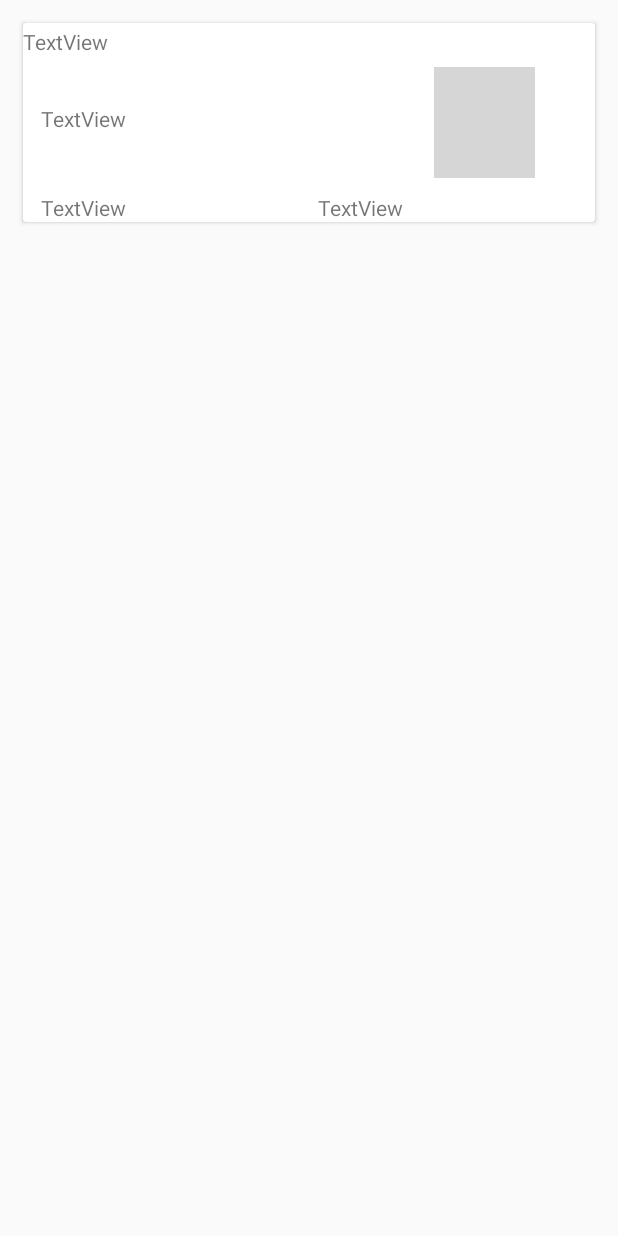
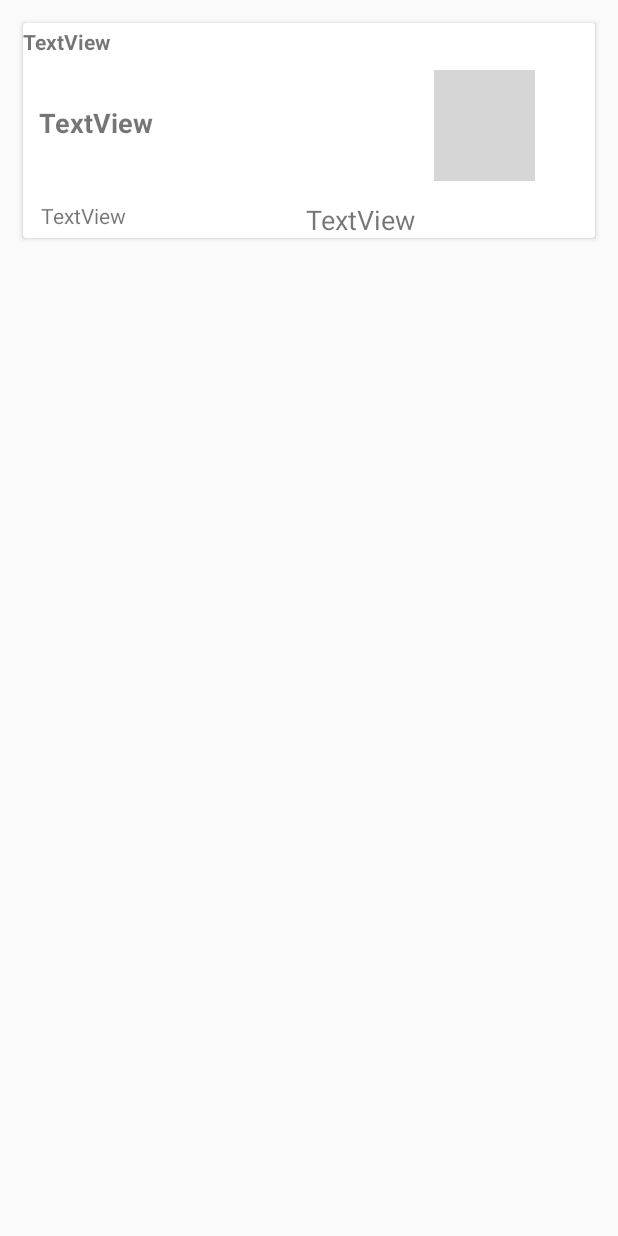
Before and after one commit to sam271091/MyWallet, an Android app: the layout transactions_item.xml on its own in the app's theme, with its tools: preview values and no code run, on a phone screen of 412 x 824 dp. Run offline under Robolectric (Android 15) with nearby library versions, the phone set to English and light mode, and no system bars; grey boxes are pictures that could not be loaded.

Commit message:
first commit

```diff
--- a/app/build.gradle
+++ b/app/build.gradle
@@ -29,6 +29,7 @@ dependencies {
     implementation 'androidx.recyclerview:recyclerview:1.1.0'
     implementation 'androidx.cardview:cardview:1.0.0'
     implementation 'com.google.android.material:material:1.2.1'
+    implementation 'androidx.viewpager2:viewpager2:1.0.0'
     testImplementation 'junit:junit:4.12'
     androidTestImplementation 'androidx.test.ext:junit:1.1.1'
     androidTestImplementation 'androidx.test.espresso:espresso-core:3.2.0'
--- a/app/src/main/res/layout/activity_main.xml
+++ b/app/src/main/res/layout/activity_main.xml
@@ -16,7 +16,8 @@
         app:layout_constraintBottom_toBottomOf="@+id/guideline5"
         app:layout_constraintEnd_toEndOf="parent"
         app:layout_constraintStart_toStartOf="parent"
-        app:layout_constraintTop_toTopOf="parent" />
+        app:layout_constraintTop_toTopOf="parent"
+        android:elevation="5dp"/>
 
     <com.google.android.material.floatingactionbutton.FloatingActionButton
         android:id="@+id/floatingActionButton"
--- a/app/src/main/res/layout/transactions_item.xml
+++ b/app/src/main/res/layout/transactions_item.xml
@@ -42,6 +42,8 @@
             android:layout_height="wrap_content"
             android:layout_marginTop="32dp"
             android:text="TextView"
+            android:textSize="18sp"
+            android:textStyle="bold"
             app:layout_constraintEnd_toEndOf="parent"
             app:layout_constraintHorizontal_bias="0.036"
             app:layout_constraintStart_toStartOf="parent"
@@ -53,6 +55,7 @@
             android:layout_height="wrap_content"
             android:layout_marginTop="40dp"
             android:text="TextView"
+            android:textSize="18sp"
             app:layout_constraintBottom_toBottomOf="parent"
             app:layout_constraintEnd_toEndOf="parent"
             app:layout_constraintStart_toEndOf="@+id/textViewListValueItem"
@@ -64,6 +67,7 @@
             android:layout_width="0dp"
             android:layout_height="wrap_content"
             android:text="TextView"
+            android:textStyle="bold"
             app:layout_constraintBottom_toBottomOf="parent"
             app:layout_constraintEnd_toEndOf="parent"
             app:layout_constraintHorizontal_bias="0.045"
```
